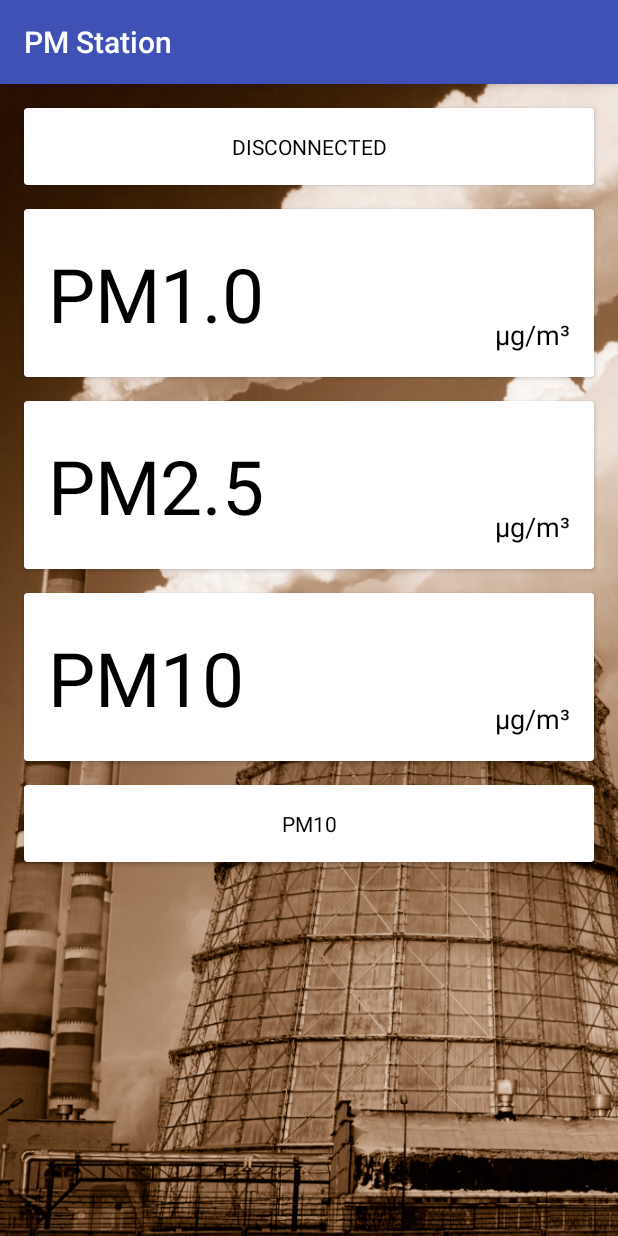
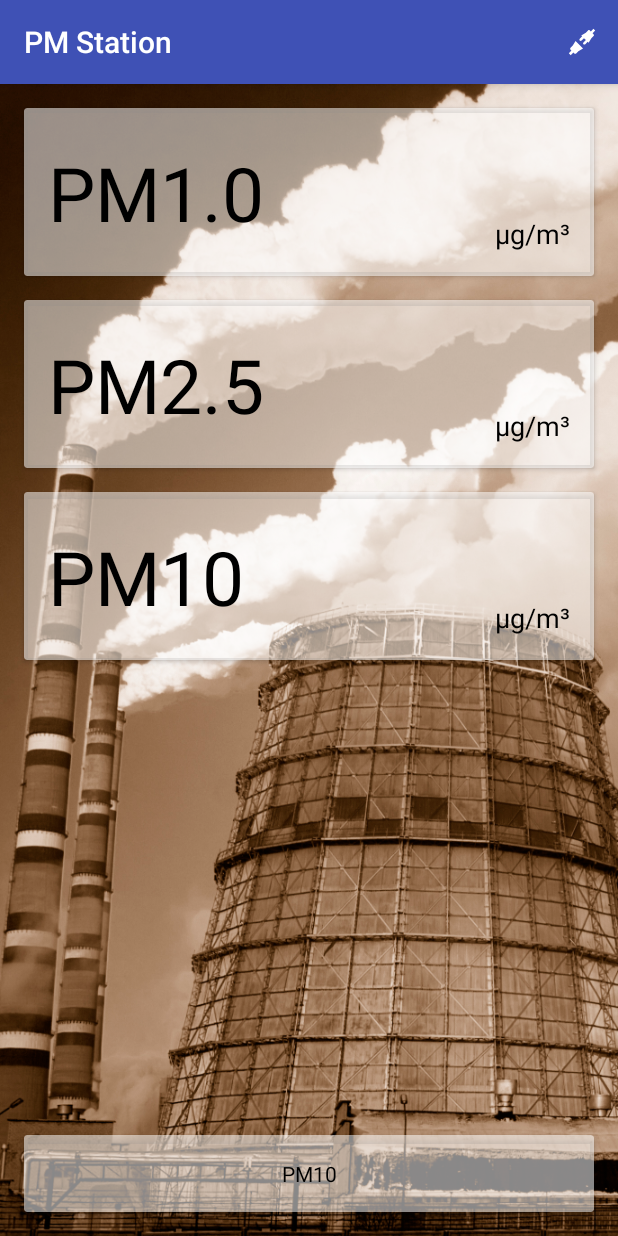
Before and after one commit to rjaros87/pm-home-station, an Android app: the screen it shows after launch (MainActivity), on a phone screen of 412 x 824 dp. Run offline under Robolectric (Android 15) with nearby library versions, the phone set to English and light mode, and no system bars; libraries missing offline, so code that uses them is left out: com.felhr.usbserial.

Commit message:
Connection status icon

```diff
--- a/android/src/main/java/sanchin/pmstation/MainActivity.java
+++ b/android/src/main/java/sanchin/pmstation/MainActivity.java
@@ -10,6 +10,7 @@ import android.hardware.usb.UsbDeviceConnection;
 import android.hardware.usb.UsbManager;
 import android.os.Build;
 import android.os.Bundle;
+import android.support.v4.app.Fragment;
 import android.support.v7.app.AppCompatActivity;
 import android.util.Log;
 
@@ -40,6 +41,7 @@ public class MainActivity extends AppCompatActivity {
     private List<ParticulateMatterSample> values = new ArrayList<>();
 
     private boolean asked = false;
+    private boolean connected = false;
 
     /*
      * Different notifications from OS will be received here (USB attached, detached, permission responses...)
@@ -61,11 +63,15 @@ public class MainActivity extends AppCompatActivity {
                     }
                     boolean granted = extras.getBoolean(UsbManager.EXTRA_PERMISSION_GRANTED);
                     if (granted) { // User accepted our USB connection. Try to open the device as a serial port
-                        valuesFragment.setStatus(R.string.status_connected);
+                        connected = true;
+                        if (valuesFragment != null) {
+                            valuesFragment.setStatus(connected);
+                        }
                         connection = usbManager.openDevice(device);
                         new ConnectionThread().start();
                     } else { // User not accepted our USB connection.
-                        valuesFragment.setStatus(R.string.status_permission_denied);
+                        connected = false;
+                        valuesFragment.setStatus(connected);
                     }
                     break;
                 case ACTION_USB_ATTACHED:
@@ -75,7 +81,10 @@ public class MainActivity extends AppCompatActivity {
                     break;
                 case ACTION_USB_DETACHED:
                     // Usb device was disconnected.
-                    valuesFragment.setStatus(R.string.status_disconnected);
+                    connected = false;
+                    if (valuesFragment != null) {
+                        valuesFragment.setStatus(connected);
+                    }
                     if (serialPortConnected) {
                         serialPort.close();
                     }
@@ -140,7 +149,7 @@ public class MainActivity extends AppCompatActivity {
         }
 
         // Create a new Fragment to be placed in the activity layout
-        valuesFragment = new ValuesFragment();
+        Fragment valuesFragment = new ValuesFragment();
 
         // In case this activity was started with special instructions from an
         // Intent, pass the Intent's extras to the fragment as arguments
@@ -168,7 +177,9 @@ public class MainActivity extends AppCompatActivity {
 
     void updateValues(final ParticulateMatterSample sample) {
         values.add(sample);
-        valuesFragment.updateValues(sample);
+        if (valuesFragment != null) {
+            valuesFragment.updateValues(sample);
+        }
         if (chartFragment == null) {
             chartFragment = (ChartFragment) getSupportFragmentManager().findFragmentByTag("chartFragment");
         }
@@ -179,6 +190,14 @@ public class MainActivity extends AppCompatActivity {
 
     public List<ParticulateMatterSample> getValues() {
         return values;
+    }
+
+    public boolean isConnected() {
+        return connected;
+    }
+
+    public void setValuesFragment(ValuesFragment valuesFragment) {
+        this.valuesFragment = valuesFragment;
     }
 
     @Override
--- a/android/src/main/java/sanchin/pmstation/ValuesFragment.java
+++ b/android/src/main/java/sanchin/pmstation/ValuesFragment.java
@@ -1,25 +1,29 @@
 package sanchin.pmstation;
 
 
+import android.graphics.Color;
+import android.graphics.PorterDuff;
+import android.graphics.drawable.Drawable;
 import android.os.Bundle;
 import android.os.SystemClock;
 import android.support.annotation.Nullable;
-import android.support.annotation.StringRes;
 import android.support.v4.app.Fragment;
 import android.support.v4.app.FragmentActivity;
 import android.support.v4.app.FragmentTransaction;
 import android.support.v4.graphics.ColorUtils;
 import android.support.v7.widget.CardView;
 import android.view.LayoutInflater;
+import android.view.Menu;
+import android.view.MenuInflater;
+import android.view.MenuItem;
 import android.view.View;
 import android.view.ViewGroup;
 import android.widget.ImageView;
 import android.widget.TextView;
+import pl.radoslawjaros.plantower.ParticulateMatterSample;
 
 import java.text.SimpleDateFormat;
 import java.util.Locale;
-
-import pl.radoslawjaros.plantower.ParticulateMatterSample;
 
 public class ValuesFragment extends Fragment {
     private static final SimpleDateFormat dateFormat = new SimpleDateFormat("d MMM yyyy HH:mm:ss", Locale.getDefault());
@@ -30,10 +34,10 @@ public class ValuesFragment extends Fragment {
     private TextView pm25;
     private TextView pm10;
     private TextView time;
-    private TextView status;
     private ImageView smog;
 
     private long lastClickTime = 0;
+    private Menu menu;
 
     public ValuesFragment() {
         // Required empty public constructor
@@ -42,8 +46,9 @@ public class ValuesFragment extends Fragment {
     @Override
     public View onCreateView(LayoutInflater inflater, ViewGroup container,
                              Bundle savedInstanceState) {
-        // Inflate the layout for this fragment
-        return inflater.inflate(R.layout.fragment_values, container, false);
+        View view = inflater.inflate(R.layout.fragment_values, container, false);
+        setHasOptionsMenu(true);
+        return view;
     }
 
     @Override
@@ -60,7 +65,6 @@ public class ValuesFragment extends Fragment {
         ((TextView) pm10Card.findViewById(R.id.pm_label)).setText(R.string.pm10);
 
         time = view.findViewById(R.id.time);
-        status = view.findViewById(R.id.status);
         smog = view.findViewById(R.id.smog);
         smog.setAlpha(0f);
 
@@ -77,6 +81,33 @@ public class ValuesFragment extends Fragment {
         });
     }
 
+
+    @Override
+    public void onActivityCreated(@Nullable Bundle savedInstanceState) {
+        super.onActivityCreated(savedInstanceState);
+        MainActivity activity = (MainActivity) getActivity();
+        activity.setValuesFragment(this);
+    }
+
+    @Override
+    public void onCreateOptionsMenu(Menu menu, MenuInflater inflater) {
+        // Inflate the menu; this adds items to the action bar if it is present.
+        this.menu = menu;
+        inflater.inflate(R.menu.menu_status, menu);
+        setStatus(((MainActivity) getActivity()).isConnected());
+
+        MenuItem item = menu.getItem(0);
+        tintMenuItem(item);
+        item = menu.getItem(1);
+        tintMenuItem(item);
+    }
+
+    private void tintMenuItem(MenuItem item) {
+        Drawable icon = item.getIcon();
+        icon.mutate();
+        icon.setColorFilter(Color.WHITE, PorterDuff.Mode.SRC_IN);
+    }
+
     void updateValues(final ParticulateMatterSample sample) {
         FragmentActivity activity = getActivity();
         if (activity == null) {
@@ -86,6 +117,8 @@ public class ValuesFragment extends Fragment {
             pm1.setText(String.format(Locale.getDefault(), "%d", sample.getPm1_0()));
             pm25.setText(String.format(Locale.getDefault(), "%d", sample.getPm2_5()));
             AQIColor pm25Color = AQIColor.fromPM25Level(sample.getPm2_5());
+            pm1Card.setCardBackgroundColor(
+                    ColorUtils.setAlphaComponent(pm25Color.getColor(), 136));
             pm25Card.setCardBackgroundColor(
                     ColorUtils.setAlphaComponent(pm25Color.getColor(), 136));
             pm10.setText(String.format(Locale.getDefault(), "%d", sample.getPm10()));
@@ -96,7 +129,8 @@ public class ValuesFragment extends Fragment {
         });
     }
 
-    void setStatus(@StringRes int resId) {
-        status.setText(resId);
+    void setStatus(boolean connected) {
+        menu.getItem(0).setVisible(connected);
+        menu.getItem(1).setVisible(!connected);
     }
 }
--- /dev/null
+++ b/android/src/main/res/drawable/ic_connected.xml
@@ -0,0 +1,4 @@
+<vector android:height="24dp" android:viewportHeight="512.0"
+    android:viewportWidth="512.0" android:width="24dp" xmlns:android="http://schemas.android.com/apk/res/android">
+    <path android:fillColor="#FF000000" android:pathData="m437.9,153.6 l-39.8,39.8 13.3,13.3 -39.8,39.8L298,293.6 271.6,267.2 256.8,281.9 100.6,438c-7.5,7.3 -19.3,7.3 -26.6,0 -7.3,-7.3 -7.3,-19.1 0,-26.4l171,-170.9 -26.4,-26.6 47.1,-73.6 39.8,-39.9 13.3,13.3 39.8,-39.8c7.5,-7.5 19.3,-7.3 26.6,0 7.1,7.3 7.3,19.1 0,26.4l-39.9,39.9 26.6,26.4 39.8,-39.7c7.5,-7.5 19.3,-7.3 26.4,0 7.2,7.3 7.3,19.1 -0.2,26.5z"/>
+</vector>
--- /dev/null
+++ b/android/src/main/res/drawable/ic_disconnected.xml
@@ -0,0 +1,5 @@
+<vector android:height="24dp" android:viewportHeight="512.0"
+    android:viewportWidth="512.0" android:width="24dp" xmlns:android="http://schemas.android.com/apk/res/android">
+    <path android:fillColor="#FF000000" android:pathData="m164.5,241.1 l106.2,106.4 -66.4,40 -31.3,31.3c-7.3,7.3 -19.2,7.3 -26.7,0L133.4,405.7 95.8,443.4 68.5,416.3 106.1,378.6 93.2,365.5c-7.3,-7.3 -7.3,-19.2 0,-26.5l31.5,-31.5z"/>
+    <path android:fillColor="#FF000000" android:pathData="m420.3,144c7.1,7.3 7.1,19 0,26.3L389.4,201.2 350,266.9 336.9,253.7 302.9,287.9c-7.3,7.1 -19,7.1 -26.3,0 -7.1,-7.3 -7.1,-19 0,-26.3l34.1,-34.1 -26.3,-26.1 -34.1,34c-7.1,7.3 -19,7.3 -26.1,0 -7.3,-7.1 -7.3,-19 0,-26.1l33.9,-34.1 -13,-13.2 65.6,-39.3 30.9,-30.9c7.3,-7.3 19,-7.3 26.1,0l13.7,13.7 36.9,-36.9 25.2,25.1 -36.9,36.9z"/>
+</vector>
--- a/android/src/main/res/layout/fragment_values.xml
+++ b/android/src/main/res/layout/fragment_values.xml
@@ -13,42 +13,17 @@
         android:layout_height="match_parent"
         android:src="@drawable/bg_smog"
         android:scaleType="centerCrop"/>
-
-    <android.support.v7.widget.CardView
-            android:id="@+id/status_card"
-            android:layout_width="0dp"
-            android:layout_height="wrap_content"
-            android:layout_marginEnd="16dp"
-            android:layout_marginStart="16dp"
-            android:layout_marginTop="16dp"
-            app:layout_constraintEnd_toEndOf="parent"
-            app:layout_constraintStart_toStartOf="parent"
-            app:layout_constraintTop_toTopOf="parent"
-            >
-        <TextView
-                android:id="@+id/status"
-                android:layout_width="match_parent"
-                android:layout_height="wrap_content"
-                android:layout_marginBottom="16dp"
-                android:layout_marginStart="16dp"
-                android:layout_marginEnd="16dp"
-                android:layout_marginTop="16dp"
-                android:text="@string/status_disconnected"
-                android:textAllCaps="true"
-                android:gravity="center"
-                android:layout_gravity="center"
-                />
-    </android.support.v7.widget.CardView>
     <android.support.v7.widget.CardView
             android:id="@+id/pm1_card"
             android:layout_width="0dp"
             android:layout_height="112dp"
+            android:layout_marginTop="16dp"
             android:layout_marginEnd="16dp"
             android:layout_marginStart="16dp"
-            android:layout_marginTop="16dp"
+            app:cardBackgroundColor="#88FFFFFF"
             app:layout_constraintEnd_toEndOf="parent"
             app:layout_constraintStart_toStartOf="parent"
-            app:layout_constraintTop_toBottomOf="@id/status_card"
+            app:layout_constraintTop_toTopOf="parent"
             >
         <include layout="@layout/pm_card"/>
     </android.support.v7.widget.CardView>
@@ -59,6 +34,7 @@
             android:layout_marginEnd="16dp"
             android:layout_marginStart="16dp"
             android:layout_marginTop="16dp"
+            app:cardBackgroundColor="#88FFFFFF"
             app:layout_constraintEnd_toEndOf="parent"
             app:layout_constraintStart_toStartOf="parent"
             app:layout_constraintTop_toBottomOf="@+id/pm1_card">
@@ -71,6 +47,7 @@
             android:layout_marginEnd="16dp"
             android:layout_marginStart="16dp"
             android:layout_marginTop="16dp"
+            app:cardBackgroundColor="#88FFFFFF"
             app:layout_constraintEnd_toEndOf="parent"
             app:layout_constraintStart_toStartOf="parent"
             app:layout_constraintTop_toBottomOf="@+id/pm25_card">
@@ -82,10 +59,11 @@
             android:layout_height="wrap_content"
             android:layout_marginEnd="16dp"
             android:layout_marginStart="16dp"
-            android:layout_marginTop="16dp"
+            android:layout_marginBottom="16dp"
+            app:cardBackgroundColor="#88FFFFFF"
             app:layout_constraintEnd_toEndOf="parent"
             app:layout_constraintStart_toStartOf="parent"
-            app:layout_constraintTop_toBottomOf="@id/pm10_card"
+            app:layout_constraintBottom_toBottomOf="parent"
             >
         <TextView
                 android:id="@+id/time"
--- /dev/null
+++ b/android/src/main/res/menu/menu_status.xml
@@ -0,0 +1,14 @@
+<?xml version="1.0" encoding="utf-8"?>
+<menu xmlns:android="http://schemas.android.com/apk/res/android"
+      xmlns:app="http://schemas.android.com/apk/res-auto">
+    <item android:id="@+id/action_connected"
+          android:title="@string/status_connected"
+          android:icon="@drawable/ic_connected"
+          android:tint="@android:color/white"
+          app:showAsAction="always"/>
+    <item android:id="@+id/action_disconnected"
+          android:title="@string/status_connected"
+          android:icon="@drawable/ic_disconnected"
+          android:tint="@android:color/white"
+          app:showAsAction="always"/>
+</menu>
```
